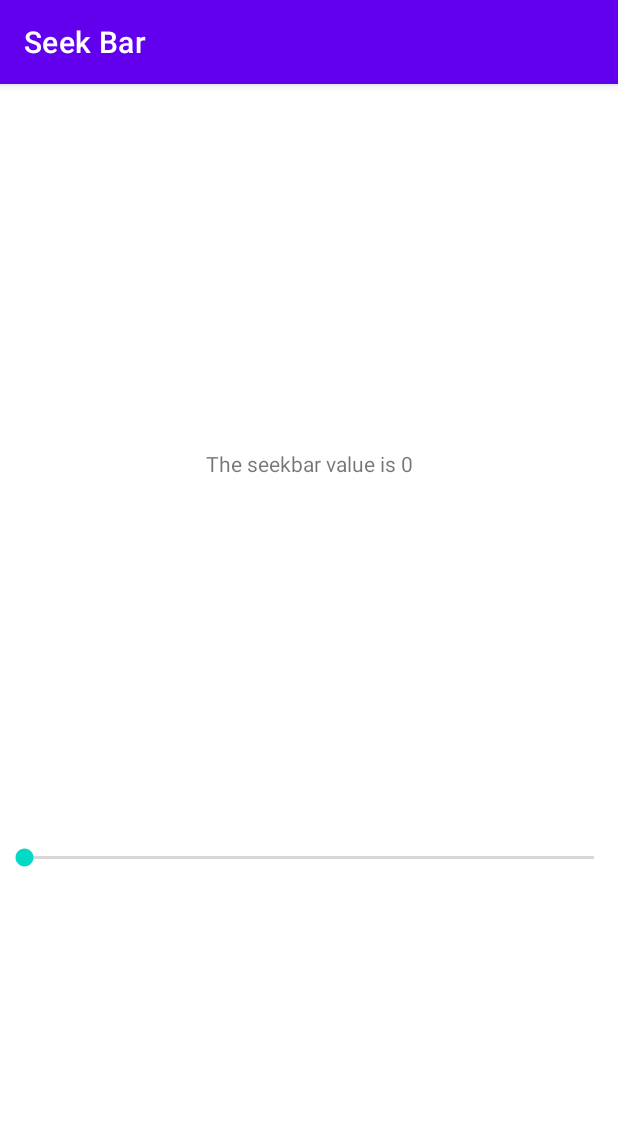
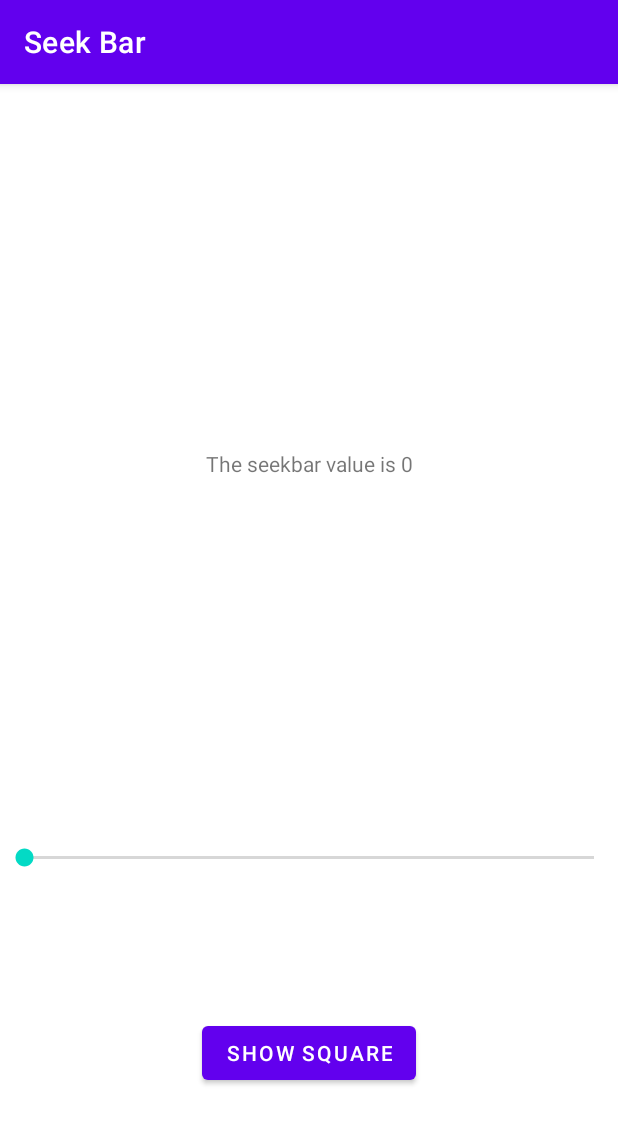
Before and after one commit to NoonBrew/SeekBarWithTwoActivities, an Android app: the screen it shows after launch (MainActivity), on a phone screen of 412 x 824 dp. Shown: the top 1124 px of the screen. Run offline under Robolectric (Android 15) with nearby library versions, the phone set to English and light mode, and no system bars.

Commit message:
Seekbar school app with second activity.

```diff
--- a/app/src/main/AndroidManifest.xml
+++ b/app/src/main/AndroidManifest.xml
@@ -10,6 +10,9 @@
         android:supportsRtl="true"
         android:theme="@style/Theme.SeekBar">
         <activity
+            android:name=".SquareActivity"
+            android:exported="false" />
+        <activity
             android:name=".MainActivity"
             android:exported="true">
             <intent-filter>
--- a/app/src/main/res/layout-land/activity_main.xml
+++ b/app/src/main/res/layout-land/activity_main.xml
@@ -29,4 +29,14 @@
         app:layout_constraintTop_toTopOf="parent"
         app:layout_constraintWidth_percent=".5" />
 
+    <Button
+        android:id="@+id/show_square_button"
+        android:layout_width="wrap_content"
+        android:layout_height="wrap_content"
+        android:text="@string/show_square"
+        app:layout_constraintBottom_toBottomOf="parent"
+        app:layout_constraintEnd_toEndOf="@+id/seek_bar"
+        app:layout_constraintStart_toStartOf="@+id/seek_bar"
+        app:layout_constraintTop_toBottomOf="@+id/seek_bar" />
+
 </androidx.constraintlayout.widget.ConstraintLayout>
--- a/app/src/main/res/layout/activity_main.xml
+++ b/app/src/main/res/layout/activity_main.xml
@@ -28,4 +28,14 @@
         app:layout_constraintStart_toStartOf="parent"
         app:layout_constraintTop_toBottomOf="@+id/seek_bar_label" />
 
+    <Button
+        android:id="@+id/show_square_button"
+        android:layout_width="wrap_content"
+        android:layout_height="wrap_content"
+        android:text="@string/show_square"
+        app:layout_constraintBottom_toBottomOf="parent"
+        app:layout_constraintEnd_toEndOf="parent"
+        app:layout_constraintStart_toStartOf="parent"
+        app:layout_constraintTop_toBottomOf="@+id/seek_bar" />
+
 </androidx.constraintlayout.widget.ConstraintLayout>
--- a/app/src/main/res/values/strings.xml
+++ b/app/src/main/res/values/strings.xml
@@ -1,4 +1,5 @@
 <resources>
     <string name="app_name">Seek Bar</string>
     <string name="seekbar_value_message">The seekbar value is %1$d</string>
+    <string name="show_square">Show Square</string>
 </resources>
```
Also changed, not shown: app/src/main/java/com/example/seekbar/SquareActivity.kt (added, +11 -0 lines), app/src/main/res/layout/activity_square.xml (added, +9 -0 lines).
